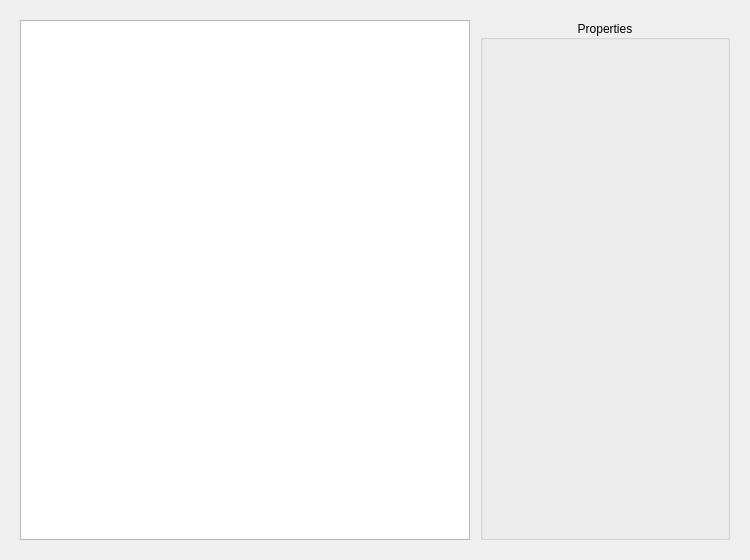
This is vstreamer/client/list/DirectoryInfoView.ui in As-You-Like/video-streamer as Qt 5 draws it before an edit. The edited form follows.
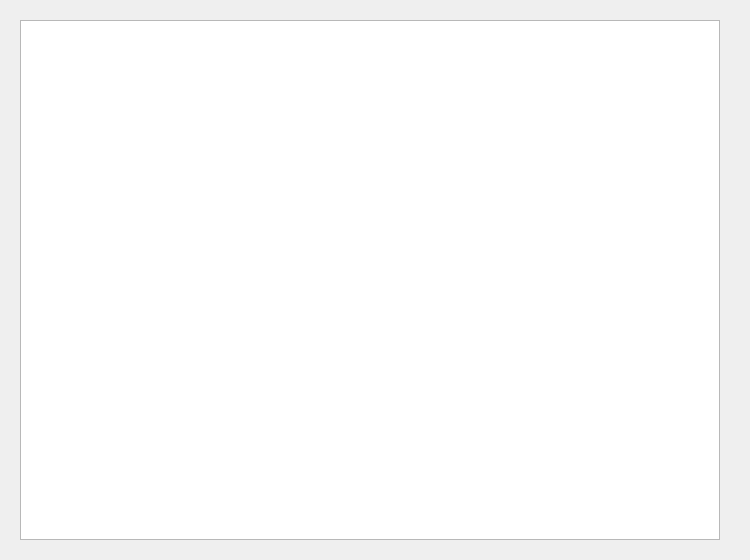
This is the edited form. Custom widgets are drawn as their Qt base class.

What changed in the file:
```diff
--- a/vstreamer/client/list/DirectoryInfoView.ui
+++ b/vstreamer/client/list/DirectoryInfoView.ui
@@ -30,7 +30,12 @@
     <number>20</number>
    </property>
    <item>
+    <layout class="QHBoxLayout" name="horizontalLayout_2">
+     <item>
     <widget class="QTableView" name="table_view">
+       <property name="enabled">
+        <bool>true</bool>
+       </property>
      <property name="horizontalScrollBarPolicy">
       <enum>Qt::ScrollBarAlwaysOff</enum>
      </property>
@@ -64,38 +69,20 @@
     </widget>
    </item>
    <item>
-    <widget class="QGroupBox" name="properties_widget">
-     <property name="minimumSize">
-      <size>
-       <width>250</width>
-       <height>0</height>
-      </size>
-     </property>
-     <property name="title">
-      <string>Properties</string>
-     </property>
-     <property name="alignment">
-      <set>Qt::AlignCenter</set>
-     </property>
-     <widget class="QWidget" name="verticalLayoutWidget">
-      <property name="geometry">
-       <rect>
-        <x>-1</x>
-        <y>19</y>
-        <width>231</width>
-        <height>501</height>
-       </rect>
-      </property>
-      <layout class="QVBoxLayout" name="properties_widget_layout">
-       <property name="sizeConstraint">
-        <enum>QLayout::SetNoConstraint</enum>
-       </property>
-      </layout>
-     </widget>
-    </widget>
+      <widget class="PropertiesWidget" name="properties" native="true"/>
+     </item>
+    </layout>
    </item>
   </layout>
  </widget>
+ <customwidgets>
+  <customwidget>
+   <class>PropertiesWidget</class>
+   <extends>QWidget</extends>
+   <header>propertieswidget.h</header>
+   <container>1</container>
+  </customwidget>
+ </customwidgets>
  <resources/>
  <connections/>
 </ui>
```
Lines whose indentation alone changed are shown as unchanged.
